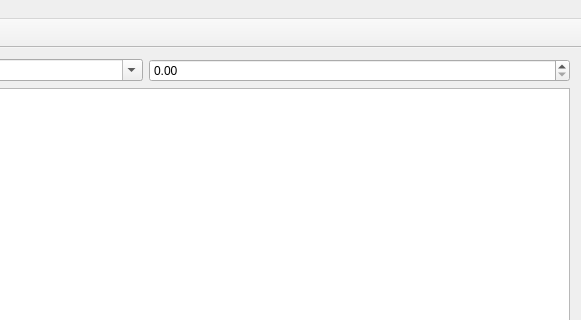
This is mainwindow.ui in vicr123/theDocument as Qt 5 draws it before an edit; both pictures show x 290 to 871 and y 0 to 320 of the 871 by 622 pixel window. The edited form follows.
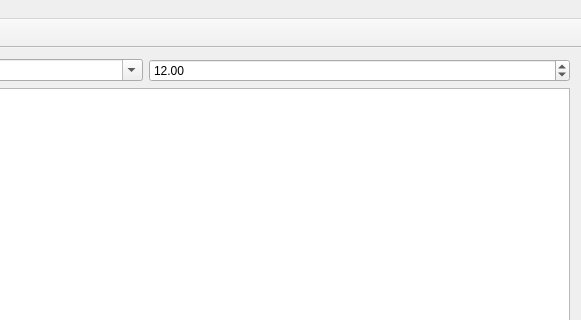
This is the edited form. Icons and pictures are not drawn.

```diff
--- a/mainwindow.ui
+++ b/mainwindow.ui
@@ -47,7 +47,17 @@
         <widget class="QFontComboBox" name="fontFamily"/>
        </item>
        <item>
-        <widget class="QDoubleSpinBox" name="fontSize"/>
+        <widget class="QDoubleSpinBox" name="fontSize">
+         <property name="minimum">
+          <double>1.000000000000000</double>
+         </property>
+         <property name="maximum">
+          <double>3000.000000000000000</double>
+         </property>
+         <property name="value">
+          <double>12.000000000000000</double>
+         </property>
+        </widget>
        </item>
       </layout>
      </widget>
```
Left out of the diff: 28 changed lines with no effect on the pictures.
